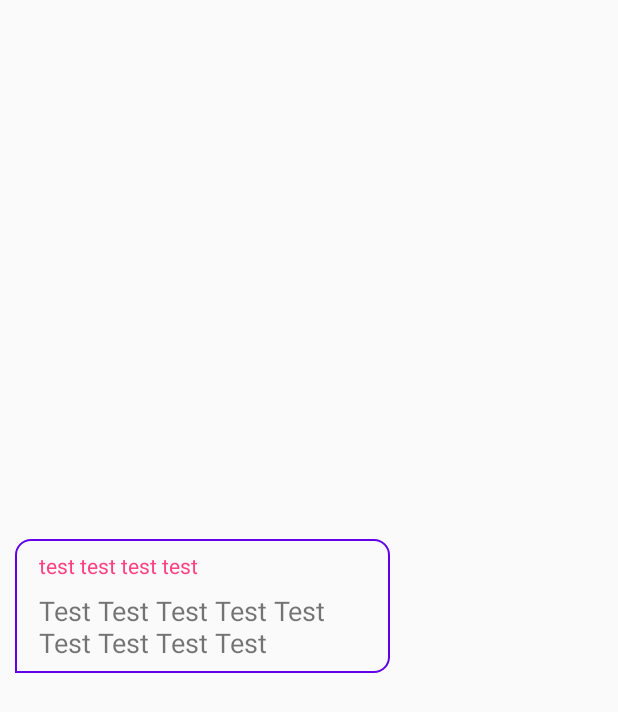
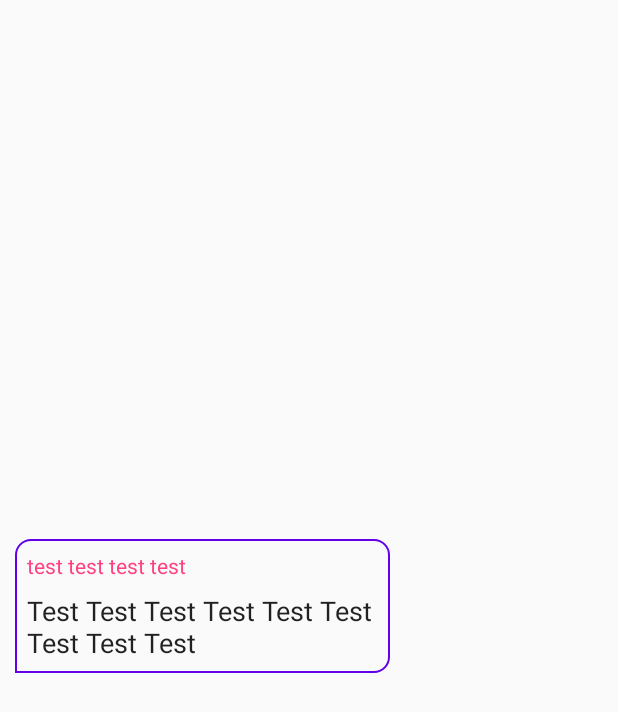
Before and after one commit to mrgaric/TFSmsg, an Android app: the layout item_incoming_message.xml on its own in the app's theme, with its tools: preview values and no code run, on a phone screen of 412 x 824 dp. Shown: the top 712 px of the screen. Run offline under Robolectric (Android 15) with nearby library versions, the light colour scheme and no system bars; plain views replace EmojiconTextView.

Commit message:
add btn clear and update activity message

```diff
--- a/app/src/main/AndroidManifest.xml
+++ b/app/src/main/AndroidManifest.xml
@@ -27,5 +27,4 @@
             android:label="@string/about">
         </activity>
     </application>
-
 </manifest>
--- a/app/src/main/res/drawable/msg_incoming.xml
+++ b/app/src/main/res/drawable/msg_incoming.xml
@@ -6,7 +6,7 @@
             <stroke android:color="#6200ea"
                 android:width="1dp"/>
             <size android:height="10dp"
-                android:width="50dp"/>
+                android:width="10dp"/>
             <corners android:bottomRightRadius="10dp"
                 android:topLeftRadius="10dp"
                 android:topRightRadius="10dp"/>
--- a/app/src/main/res/drawable/msg_outgoing.xml
+++ b/app/src/main/res/drawable/msg_outgoing.xml
@@ -6,7 +6,7 @@
             <stroke android:color="#00bfa5"
                 android:width="1dp"/>
             <size android:height="10dp"
-                android:width="50dp"/>
+                android:width="10dp"/>
             <corners android:bottomLeftRadius="10dp"
                 android:topLeftRadius="10dp"
                 android:topRightRadius="10dp"/>
--- a/app/src/main/res/layout/item_incoming_message.xml
+++ b/app/src/main/res/layout/item_incoming_message.xml
@@ -4,25 +4,25 @@
     android:orientation="horizontal"
     android:layout_width="match_parent"
     android:layout_height="wrap_content"
-    android:layout_marginBottom="8dp"
+    android:layout_marginBottom="@dimen/margin_bottom_root_item_message"
     android:layout_gravity="center">
     <LinearLayout
         android:layout_width="wrap_content"
         android:layout_height="wrap_content"
         android:orientation="vertical"
         android:background="@drawable/msg_incoming"
-        android:layout_marginLeft="10dp"
-        android:layout_marginStart="10dp">
+        android:layout_marginLeft="@dimen/margin_horizontal_item_message"
+        android:layout_marginStart="@dimen/margin_horizontal_item_message">
         <TextView
             android:id="@+id/text_view_sender"
             android:layout_width="wrap_content"
             android:layout_height="wrap_content"
-            android:maxWidth="250dp"
-            android:paddingTop="8dp"
-            android:paddingBottom="8dp"
-            android:paddingLeft="16dp"
-            android:paddingRight="16dp"
-            android:textSize="14sp"
+            android:maxWidth="@dimen/max_width_item_message"
+            android:paddingTop="@dimen/padding_vertical_item_message"
+            android:paddingBottom="@dimen/padding_vertical_item_message"
+            android:paddingLeft="@dimen/padding_horizontal_item_message"
+            android:paddingRight="@dimen/padding_horizontal_item_message"
+            android:textSize="@dimen/text_size_sender"
             android:textColor="@color/colorAccent"
             android:maxLines="1"
             tools:text="test test test test"/>
@@ -30,11 +30,12 @@
             android:id="@+id/text_view_incoming_message"
             android:layout_width="wrap_content"
             android:layout_height="wrap_content"
-            android:maxWidth="250dp"
-            android:paddingBottom="8dp"
-            android:paddingLeft="16dp"
-            android:paddingRight="16dp"
-            android:textSize="18sp"
+            android:maxWidth="@dimen/max_width_item_message"
+            android:paddingBottom="@dimen/padding_vertical_item_message"
+            android:paddingLeft="@dimen/padding_horizontal_item_message"
+            android:paddingRight="@dimen/padding_horizontal_item_message"
+            android:textSize="@dimen/text_size_message"
+            android:textAppearance="@style/Base.TextAppearance.AppCompat.Large"
             tools:text="Test Test Test Test Test Test Test Test Test"/>
     </LinearLayout>
 
--- a/app/src/main/res/values/dimens.xml
+++ b/app/src/main/res/values/dimens.xml
@@ -2,4 +2,25 @@
     <!-- Default screen margins, per the Android Design guidelines. -->
     <dimen name="activity_horizontal_margin">16dp</dimen>
     <dimen name="activity_vertical_margin">16dp</dimen>
+
+    <dimen name="padding_vertical_item_message">8dp</dimen>
+    <dimen name="padding_horizontal_item_message">8dp</dimen>
+    <dimen name="margin_horizontal_item_message">10dp</dimen>
+    <dimen name="text_size_message">18sp</dimen>
+    <dimen name="text_size_sender">14sp</dimen>
+    <dimen name="margin_bottom_root_item_message">8dp</dimen>
+    <dimen name="max_width_item_message">250dp</dimen>
+
+    <dimen name="margin_left_image_send_editor_message">8dp</dimen>
+    <dimen name="margin_right_image_send_editor_message">8dp</dimen>
+    <dimen name="margin_left_image_clear_editor_message">16dp</dimen>
+    <dimen name="margin_right_image_clear_editor_message">8dp</dimen>
+    <dimen name="margin_left_image_emojicon_editor_message">8dp</dimen>
+    <dimen name="margin_right_image_emojicon_editor_message">16dp</dimen>
+    <dimen name="margin_vertical_imageView_editor_message">10dp</dimen>
+    <dimen name="padding_vertical_text_editor_message">10dp</dimen>
+    <dimen name="max_height_text_editor_message">129dp</dimen>
+
+    <dimen name="margin_vertical_recycler_view">8dp</dimen>
+    <dimen name="margin_horizontal_recycler_view">8dp</dimen>
 </resources>
```
Also changed, not shown: app/src/main/java/com/igordubrovin/tfsmsg/EmojiconEditTextClearFocus.java (added, +57 -0 lines), app/src/main/java/com/igordubrovin/tfsmsg/MessageActivity.java (+62 -33 lines), app/src/main/res/drawable/ic_clear_material.xml (added, +25 -0 lines), app/src/main/res/layout/activity_message.xml (+35 -21 lines), app/src/main/res/layout/item_outgoing_message.xml (+10 -9 lines).
